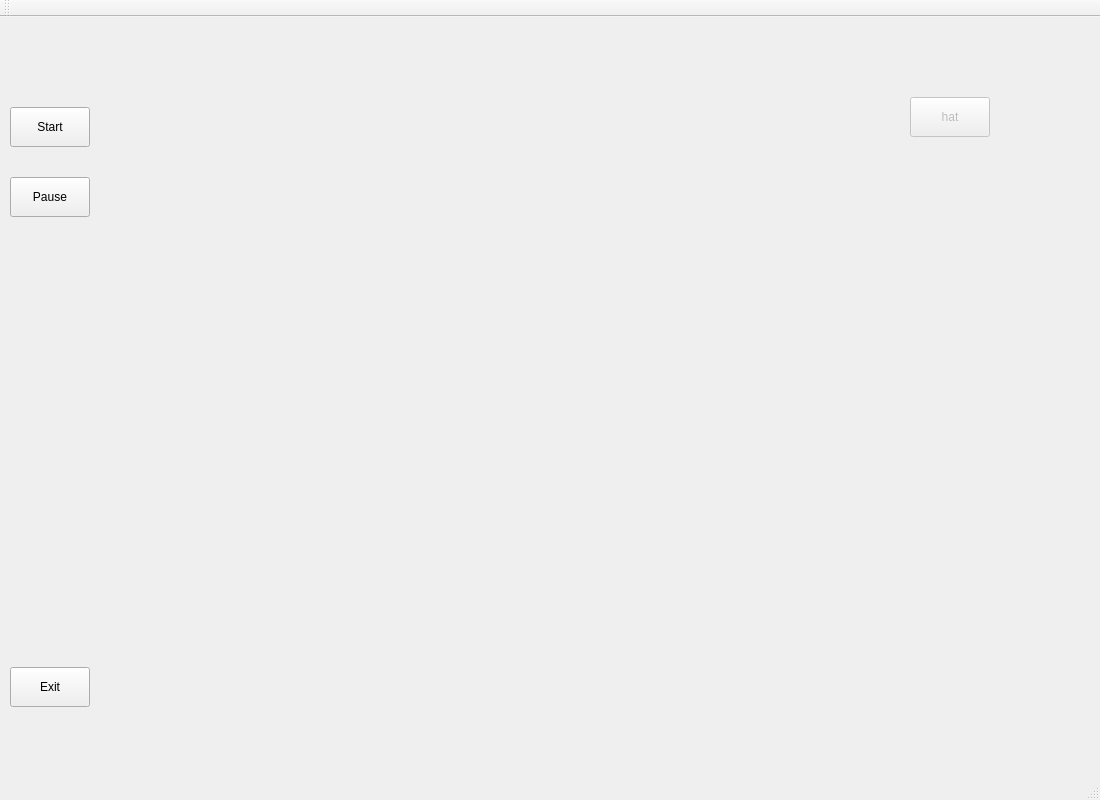
The window that QtApplication/mainWindow.ui (RTEP-zero-to-one/FacialDecoration) describes before a commit, drawn with Qt 5.
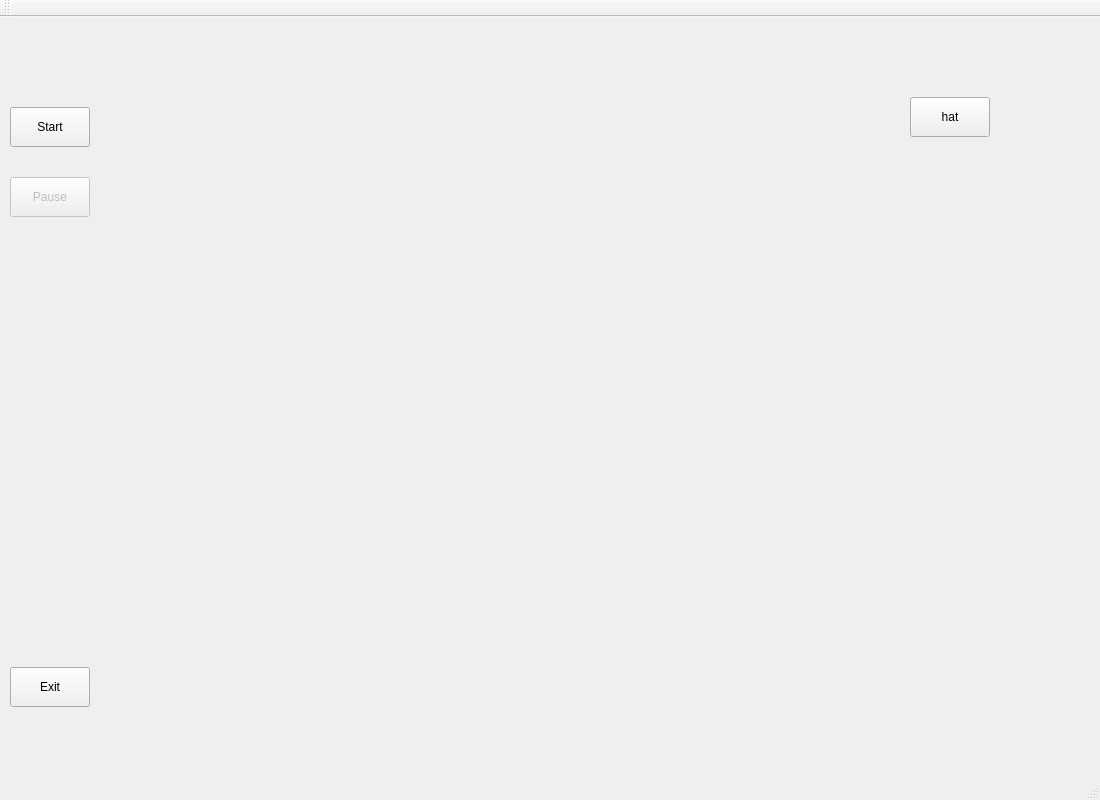
The same window after the commit.

Commit message: update start and pause buttons' logic

Diff of the .ui file:
```diff
--- a/QtApplication/mainWindow.ui
+++ b/QtApplication/mainWindow.ui
@@ -32,7 +32,7 @@
    </widget>
    <widget class="QPushButton" name="pauseButton">
     <property name="enabled">
-     <bool>true</bool>
+     <bool>false</bool>
     </property>
     <property name="geometry">
      <rect>
@@ -64,7 +64,7 @@
    </widget>
    <widget class="QPushButton" name="hatDecoration">
     <property name="enabled">
-     <bool>false</bool>
+     <bool>true</bool>
     </property>
     <property name="geometry">
      <rect>
```
Left out of the diff: 11 changed lines with no effect on the pictures. The commit also changes 1 other file.
